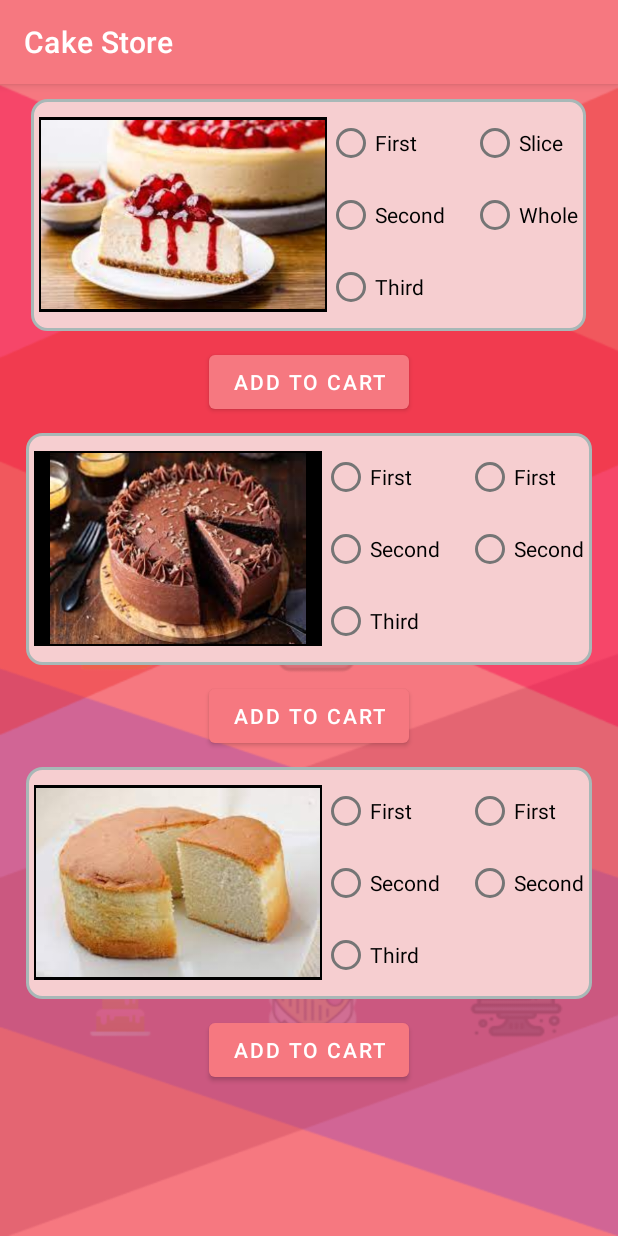
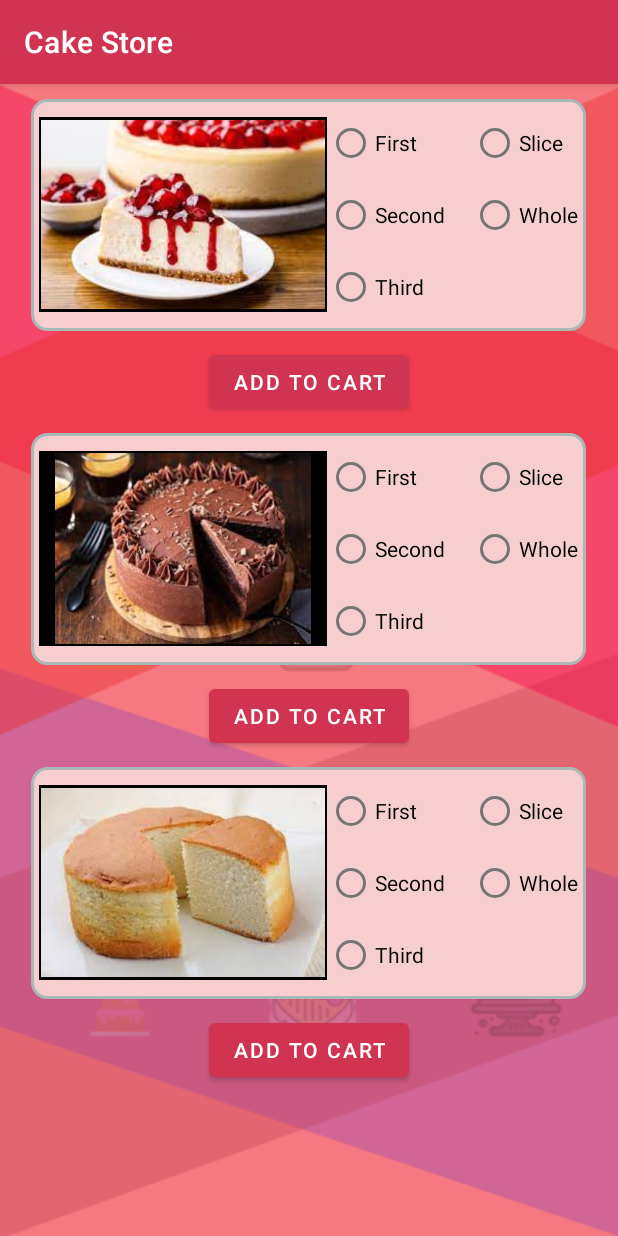
Before and after one commit to cumberson97/Assignment1, an Android app: the screen it shows after launch (MainActivity), on a phone screen of 412 x 824 dp. Run offline under Robolectric (Android 15) with nearby library versions, the phone set to English and light mode, and no system bars.

Commit message:
Ui fixes made

```diff
--- a/app/src/main/java/com/example/assignment1/MainActivity.java
+++ b/app/src/main/java/com/example/assignment1/MainActivity.java
@@ -14,4 +14,6 @@ public class MainActivity extends AppCompatActivity {
         setContentView(R.layout.home_page);
     }
 
+
+
 }
--- a/app/src/main/res/layout/home_page.xml
+++ b/app/src/main/res/layout/home_page.xml
@@ -131,12 +131,14 @@
                     <RadioButton
                         android:layout_width="wrap_content"
                         android:layout_height="wrap_content"
-                        android:text="First" />
+                        android:text="@string/slice"
+                        android:id="@+id/chocoSlice"/>
 
                     <RadioButton
                         android:layout_width="wrap_content"
                         android:layout_height="wrap_content"
-                        android:text="Second" />
+                        android:text="@string/whole"
+                        android:id="@+id/chocoWhole"/>
 
                 </RadioGroup>
 
@@ -197,12 +199,14 @@
                     <RadioButton
                         android:layout_width="wrap_content"
                         android:layout_height="wrap_content"
-                        android:text="First" />
+                        android:text="@string/slice"
+                        android:id="@+id/spongeSlice"/>
 
                     <RadioButton
                         android:layout_width="wrap_content"
                         android:layout_height="wrap_content"
-                        android:text="Second" />
+                        android:text="@string/whole"
+                        android:id="@+id/spongeWhole"/>
 
                 </RadioGroup>
 
--- a/app/src/main/res/values/colors.xml
+++ b/app/src/main/res/values/colors.xml
@@ -1,6 +1,7 @@
 <?xml version="1.0" encoding="utf-8"?>
 <resources>
     <color name="peach">#F67880</color>
+    <color name="darkPink">#D03450</color>
     <color name="cardColor">#F6CED0</color>
     <color name="purple_200">#FFBB86FC</color>
     <color name="purple_500">#FF6200EE</color>
--- a/app/src/main/res/values/themes.xml
+++ b/app/src/main/res/values/themes.xml
@@ -2,8 +2,8 @@
     <!-- Base application theme. -->
     <style name="Theme.Assignment1" parent="Theme.MaterialComponents.DayNight.DarkActionBar">
         <!-- Primary brand color. -->
-        <item name="colorPrimary">@color/peach</item>
-        <item name="colorPrimaryVariant">@color/peach</item>
+        <item name="colorPrimary">@color/darkPink</item>
+        <item name="colorPrimaryVariant">@color/darkPink</item>
         <item name="colorOnPrimary">@color/white</item>
         <!-- Secondary brand color. -->
         <item name="colorSecondary">@color/teal_200</item>
```
Also changed, not shown: app/src/main/java/com/example/assignment1/Cake.java (added, +17 -0 lines).
